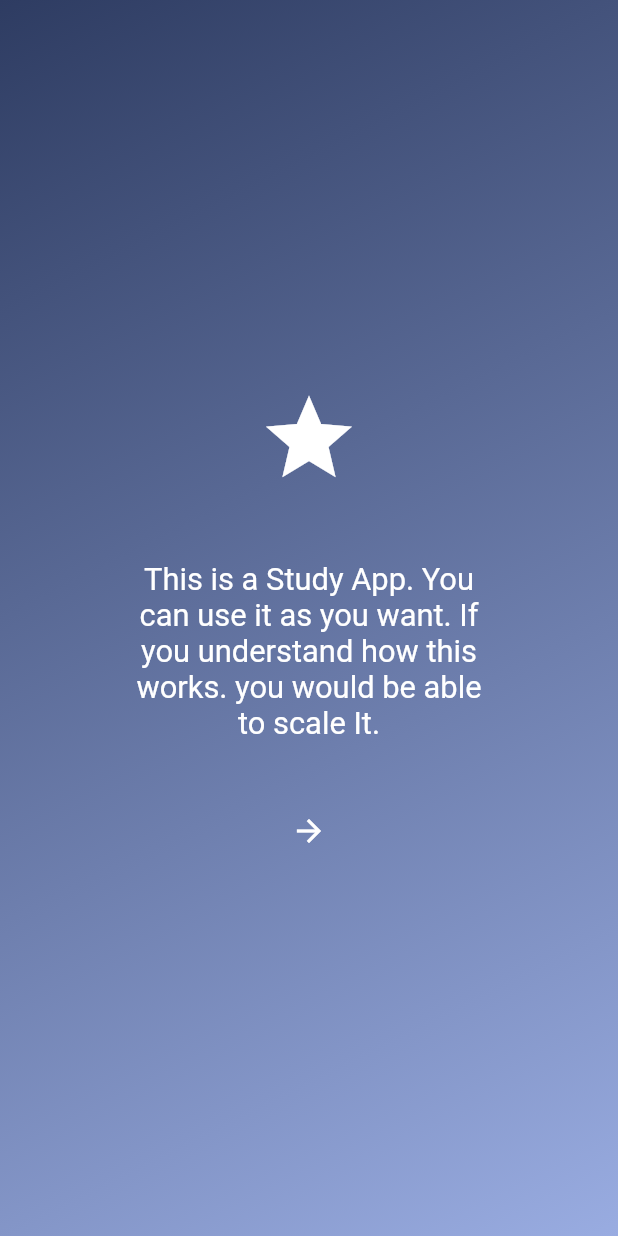
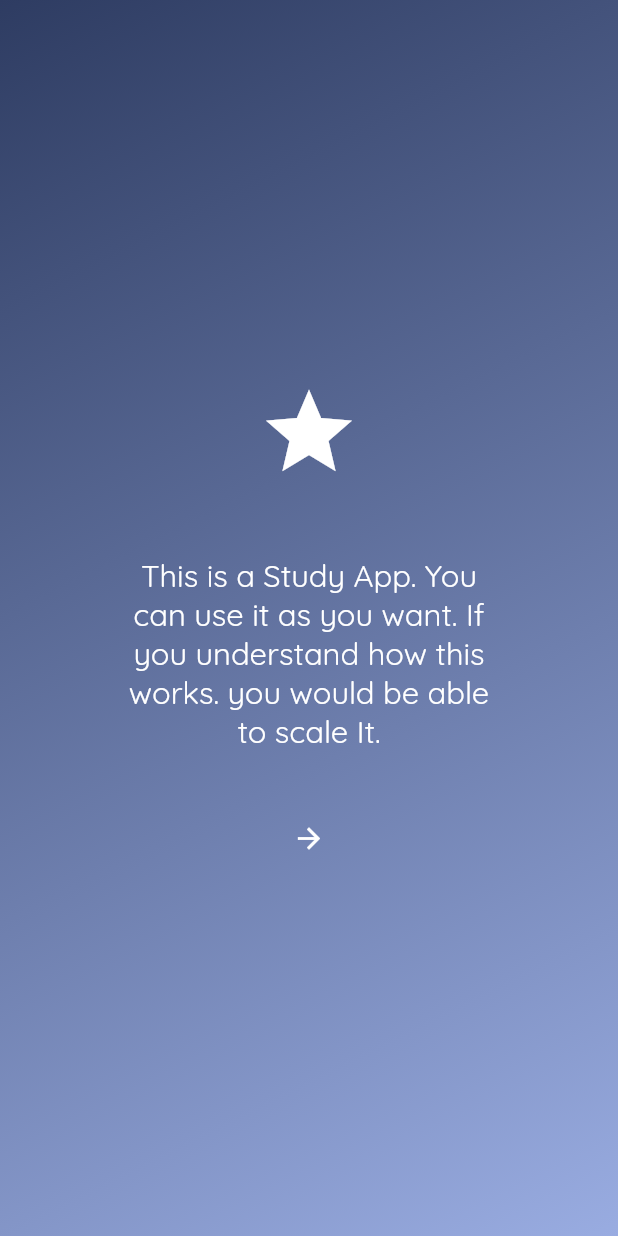
Before and after one commit to sherryqaisrani/flutter_quiz_app, a Flutter app: the screen it shows after launch, on a phone screen of 412 x 824 dp. Run offline on Flutter 3.47's test engine with Material 2 defaults, Android fonts, the phone set to English and light mode, and no system bars; our stand-ins replace cloud_firestore, firebase_core, flutter_screenutil, get, google_fonts; accounts and stored records are empty; project files that could hold a hidden picture were left out.

Commit message:
Themes Controller Work Done

```diff
--- /dev/null
+++ b/lib/controllers/theme_controller.dart
@@ -0,0 +1,22 @@
+import 'package:flutter/material.dart';
+import 'package:get/get.dart';
+import 'package:quiz_app/themes_config/app_dark_theme.dart';
+import 'package:quiz_app/themes_config/app_light_theme.dart';
+
+class ThemeController extends GetxController {
+  late ThemeData _darkThemeData;
+  late ThemeData _lightThemeData;
+  @override
+  void onInit() {
+    initializedThemeData();
+    super.onInit();
+  }
+
+  initializedThemeData() {
+    _darkThemeData = AppDarkTheme().buildDarkTheme();
+    _lightThemeData = AppLightTheme().buildLightTheme();
+  }
+
+  ThemeData get lightThemeData => _lightThemeData;
+  ThemeData get darkThemeData => _darkThemeData;
+}
--- a/lib/firebase_services/initial_binding.dart
+++ b/lib/firebase_services/initial_binding.dart
@@ -1,9 +1,11 @@
 import 'package:get/get.dart';
 import 'package:quiz_app/controllers/auth_controller.dart';
+import 'package:quiz_app/controllers/theme_controller.dart';
 
 class InitialBinding implements Bindings {
   @override
   dependencies() {
+    Get.put(ThemeController());
     Get.put(AuthController(), permanent: true);
   }
 }
--- a/lib/main.dart
+++ b/lib/main.dart
@@ -2,6 +2,7 @@ import 'package:firebase_core/firebase_core.dart';
 import 'package:flutter/material.dart';
 import 'package:flutter_screenutil/flutter_screenutil.dart';
 import 'package:get/get.dart';
+import 'package:quiz_app/controllers/theme_controller.dart';
 import 'package:quiz_app/firebase_services/initial_binding.dart';
 import 'package:quiz_app/screens/app_intoduction.dart';
 import 'package:quiz_app/screens/data_uploader.dart';
@@ -37,7 +38,7 @@ class MyApp extends StatelessWidget {
           getPages: appRoutes.routes,
           title: 'Study App',
           // You can use the library anywhere in the app even in theme
-          theme: AppDarkTheme().buildDarkTheme(),
+          theme: Get.find<ThemeController>().darkThemeData,
           home: child,
         );
       },
--- a/lib/themes_config/app_dark_theme.dart
+++ b/lib/themes_config/app_dark_theme.dart
@@ -4,10 +4,17 @@ import 'package:quiz_app/themes_config/sub_theme_data.dart';
 
 const Color primaryDarkColorDark = Color(0xFF2e3c62);
 const Color primaryColorDark = Color(0xFF99ace1);
+const Color mainTextDarkColor = Colors.white;
 
 class AppDarkTheme with SubThemeData {
   buildDarkTheme() {
     final systemDarkTheme = ThemeData.dark();
-    return systemDarkTheme;
+    return systemDarkTheme.copyWith(
+      iconTheme: getIconTheme(),
+      textTheme: getTextTheme().apply(
+        bodyColor: mainTextDarkColor,
+        displayColor: mainTextDarkColor,
+      ),
+    );
   }
 }
--- a/lib/themes_config/app_light_theme.dart
+++ b/lib/themes_config/app_light_theme.dart
@@ -4,7 +4,7 @@ import 'package:quiz_app/themes_config/sub_theme_data.dart';
 const Color primaryLightColorLight = Color(0xFF3ac3cb);
 const Color primaryLightColor = Color(0xFFf85187);
 const Color surfaceIcon = Colors.white;
-const Color mainTextColor = Color.fromARGB(255, 40, 40, 40);
+const Color mainLightTextColor = Color.fromARGB(255, 40, 40, 40);
 
 class AppLightTheme with SubThemeData {
   buildLightTheme() {
@@ -12,8 +12,8 @@ class AppLightTheme with SubThemeData {
 
     return systemLightTheme.copyWith(
       textTheme: getTextTheme().apply(
-        bodyColor: mainTextColor,
-        displayColor: mainTextColor,
+        bodyColor: mainLightTextColor,
+        displayColor: mainLightTextColor,
       ),
       iconTheme: getIconTheme(),
     );
```
